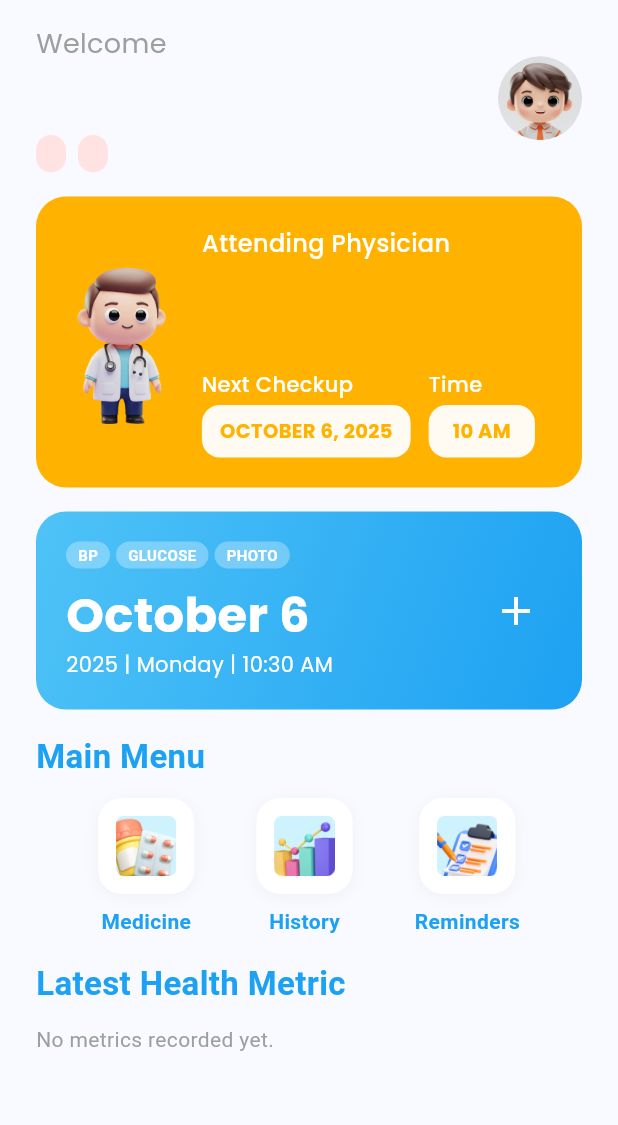
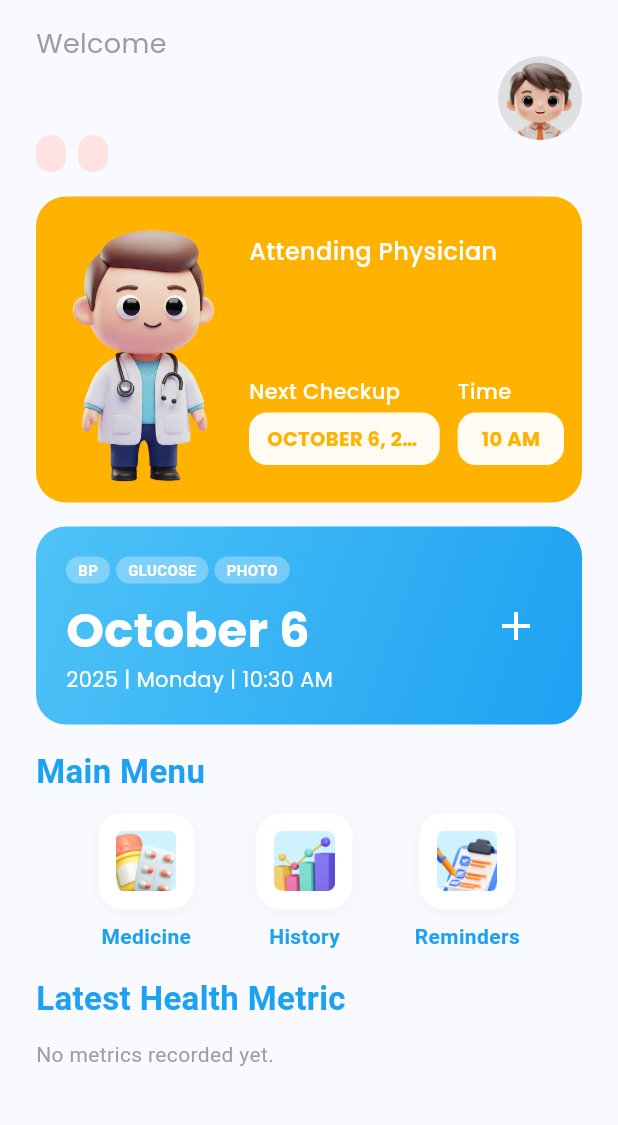
Before and after one commit to yongNotgio/diatrack1, a Flutter app: the HomeScreen screen opened directly with empty values, on a phone screen of 412 x 824 dp, the part 84-1209 px from its top. Run offline on Flutter 3.47's test engine with Material 3 defaults, Android fonts, the phone set to English and light mode, and no system bars; our stand-ins replace dotted_border, fl_chart, flutter_dotenv, image_picker, shared_preferences, supabase_flutter; accounts and stored records are empty.

Commit message:
Update home_screen.dart

```diff
--- a/diatrack1/lib/screens/home_screen.dart
+++ b/diatrack1/lib/screens/home_screen.dart
@@ -301,16 +301,17 @@ class _HomeScreenState extends State<HomeScreen> {
                             color: const Color(0xFFFFB300),
                             borderRadius: BorderRadius.circular(20),
                           ),
-                          padding: const EdgeInsets.all(20),
+                          padding: const EdgeInsets.all(12),
                           child: Row(
                             crossAxisAlignment: CrossAxisAlignment.center,
                             children: [
                               Image.asset(
                                 'assets/images/doctor.png',
-                                height: 120,
-                                fit: BoxFit.contain,
+                                height: 180,
+                                width: 120,
+                                fit: BoxFit.cover,
                               ),
-                              const SizedBox(width: 16),
+                              const SizedBox(width: 10),
                               Expanded(
                                 child: Column(
                                   crossAxisAlignment: CrossAxisAlignment.start,
```
